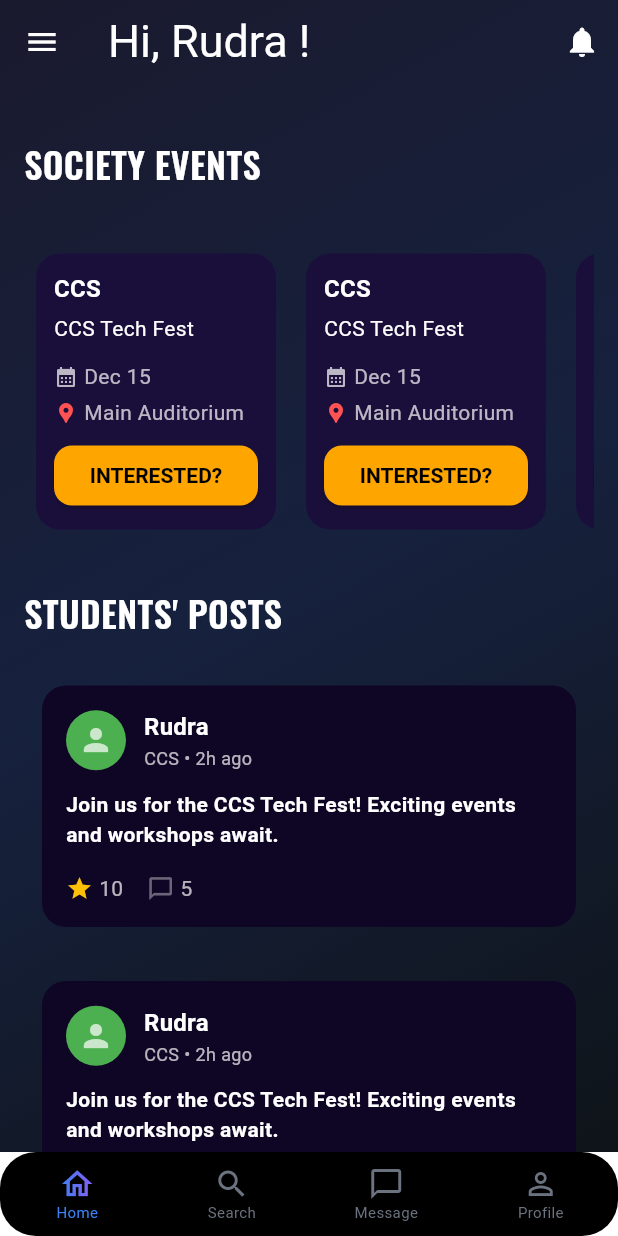
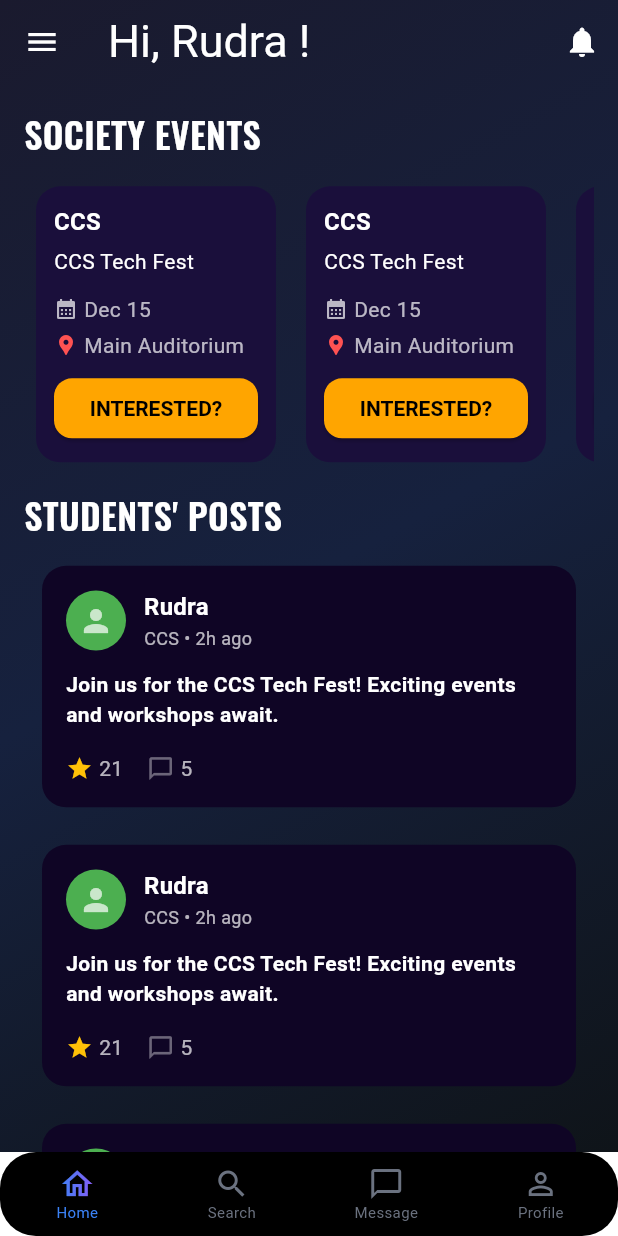
Before and after one commit to WEFT-TIET/FRONTEND, a Flutter app: the screen it shows after launch, on a phone screen of 412 x 824 dp. Run offline on Flutter 3.47's test engine with Material 3 defaults, Android fonts, the phone set to English and light mode, and no system bars; our stand-ins replace google_fonts; Roboto replaces fonts that are missing (Indie Flower).

Commit message:
thode se chnages

```diff
--- a/frontend_weft/lib/features/home/view/pages/home.dart
+++ b/frontend_weft/lib/features/home/view/pages/home.dart
@@ -114,7 +114,7 @@ class HomePage extends StatelessWidget {
             child: Column(
               crossAxisAlignment: CrossAxisAlignment.start,
               children: [
-                const SizedBox(height: 20),
+                const SizedBox(height: .20),
                 Text(
                   'SOCIETY EVENTS',
                   style: GoogleFonts.getFont(
@@ -123,7 +123,7 @@ class HomePage extends StatelessWidget {
                     fontWeight: FontWeight.w600,
                   ),
                 ),
-                const SizedBox(height: 35),
+                const SizedBox(height: 10),
                 SizedBox(
                   height: 200,
                   child: ListView.separated(
@@ -140,7 +140,7 @@ class HomePage extends StatelessWidget {
                     ),
                   ),
                 ),
-                const SizedBox(height: 30),
+                const SizedBox(height: 10),
                 Text(
                   'STUDENTS\' POSTS',
                   style: GoogleFonts.getFont(
@@ -149,21 +149,21 @@ class HomePage extends StatelessWidget {
                     fontWeight: FontWeight.w600,
                   ),
                 ),
-                const SizedBox(height: 20),
+                const SizedBox(height: 5),
                 SizedBox(
                   child: ListView.separated(
                     shrinkWrap: true,
                     physics: const NeverScrollableScrollPhysics(),
-                    itemCount: 5,
+                    itemCount: 15,
                     separatorBuilder: (context, index) =>
-                        const SizedBox(height: 12),
+                        const SizedBox(height: 1),
                     itemBuilder: (context, index) => PostCard(
                       name: 'Rudra',
                       tag: 'CCS',
                       timeAgo: '2h ago',
                       content:
                           'Join us for the CCS Tech Fest! Exciting events and workshops await.',
-                      stars: 10,
+                      stars: 21,
                       comments: 5,
                     ),
                   ),
--- a/frontend_weft/lib/features/search/view/pages/search.dart
+++ b/frontend_weft/lib/features/search/view/pages/search.dart
@@ -492,7 +492,7 @@ class _WEFTerPageState extends State<WEFTerPage> {
                             _buildInputField(
                               controller: _nameController,
                               label: 'Name',
-                              placeholder: 'Ex: Chad Brobowsky or That One Top',
+                              placeholder: 'Ex: Prince ',
                             ),
 
                             SizedBox(height: 20),
@@ -500,7 +500,7 @@ class _WEFTerPageState extends State<WEFTerPage> {
                             _buildInputField(
                               controller: _batchController,
                               label: 'Batch',
-                              placeholder: 'Grad year? Left for your people!',
+                              placeholder: 'Ex: Tiet\'29 = 2025 ,Tiet\'28 = 2024',
                             ),
 
                             SizedBox(height: 20),
@@ -508,7 +508,7 @@ class _WEFTerPageState extends State<WEFTerPage> {
                             _buildInputField(
                               controller: _branchController,
                               label: 'Branch',
-                              placeholder: 'Ex: Code Sleep Repeat or Mech, Cho',
+                              placeholder: 'Ex: COE, ENC, COPC',
                             ),
 
                             SizedBox(height: 32),
```
Also changed, not shown: frontend_weft/lib/features/profile/view/pages/profile.dart (+4 -4 lines).
